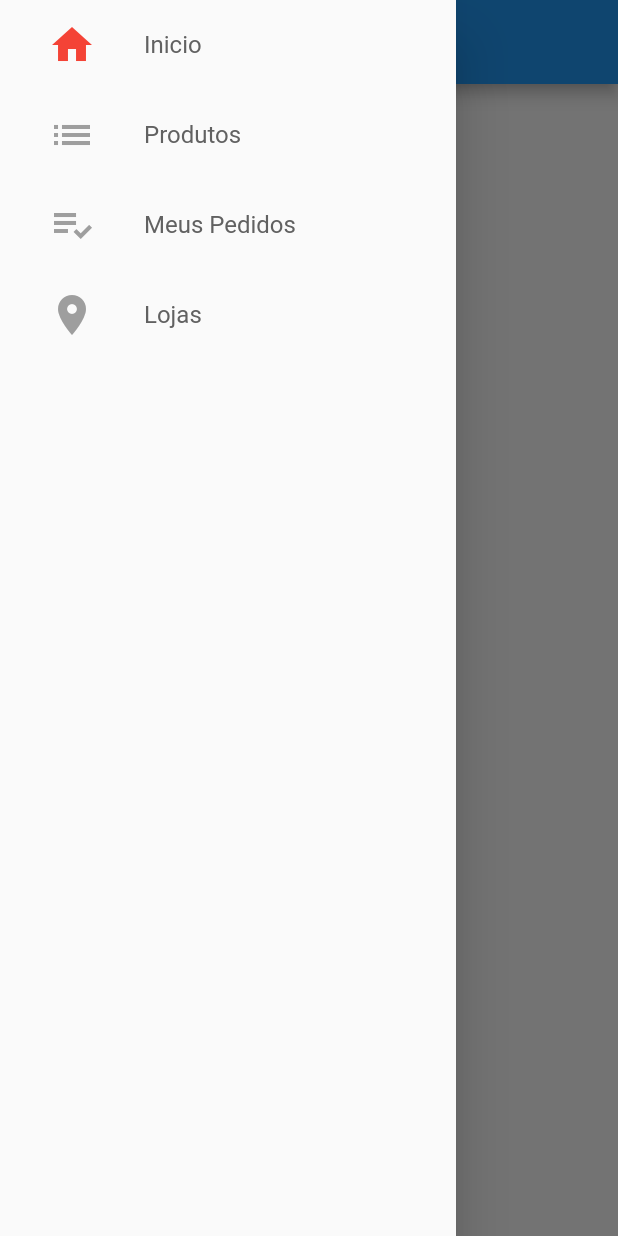
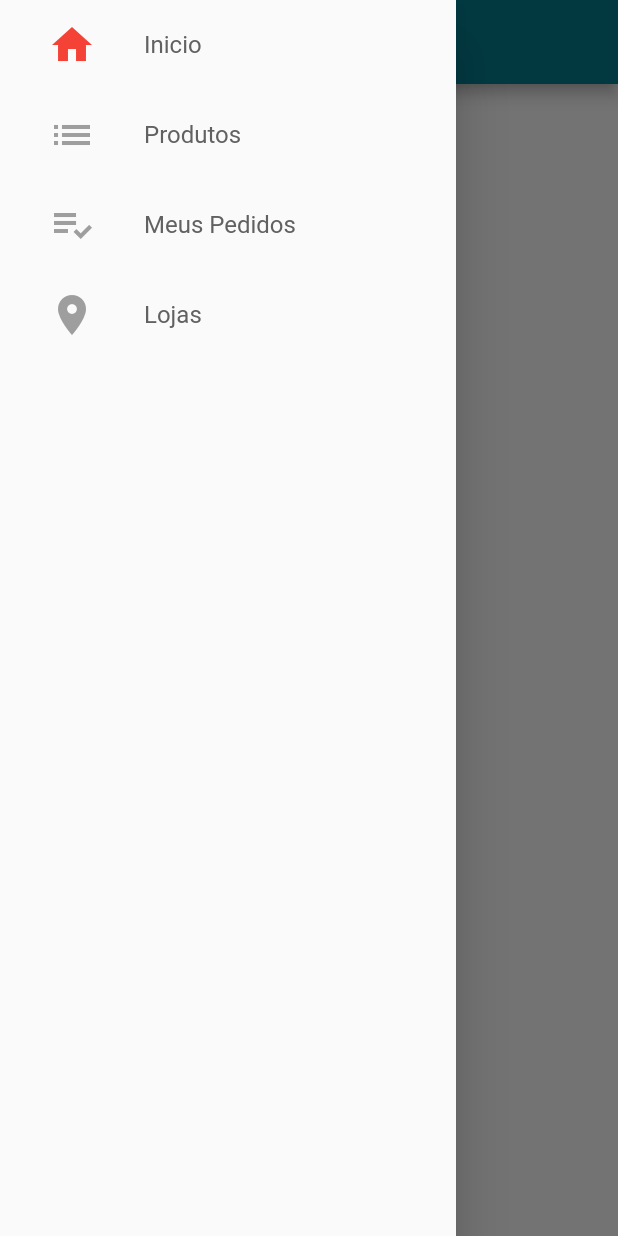
Before and after one commit to angolaw/lojavirtual, a Flutter app: the screen it shows after launch, with the side drawer open, on a phone screen of 412 x 824 dp. Run offline on Flutter 3.47's test engine with Material 2 defaults, Android fonts, the phone set to English and light mode, and no system bars.

Commit message:
add default color on ThemeData

```diff
--- a/lib/main.dart
+++ b/lib/main.dart
@@ -14,9 +14,7 @@ class MyApp extends StatelessWidget {
     return MaterialApp(
         title: 'Loja Virtual',
         debugShowCheckedModeBanner: false,
-        theme: ThemeData(
-          primarySwatch: Colors.blue,
-        ),
+        theme: ThemeData(primaryColor: const Color.fromARGB(255, 4, 125, 141)),
         home: BaseScreen());
   }
 }
--- a/lib/screens/base/base_screen.dart
+++ b/lib/screens/base/base_screen.dart
@@ -21,19 +21,23 @@ class BaseScreen extends StatelessWidget {
             ),
             drawer: CustomDrawer(),
           ),
-          Container(
-            color: Colors.red,
-            child: ElevatedButton(
-                onPressed: () {
-                  pageController.jumpToPage(1);
-                },
-                child: Text("Proximo")),
+          Scaffold(
+            appBar: AppBar(
+              title: Text("Home2"),
+            ),
+            drawer: CustomDrawer(),
           ),
-          Container(
-            color: Colors.yellow,
+          Scaffold(
+            appBar: AppBar(
+              title: Text("Home3"),
+            ),
+            drawer: CustomDrawer(),
           ),
-          Container(
-            color: Colors.green,
+          Scaffold(
+            appBar: AppBar(
+              title: Text("Home4"),
+            ),
+            drawer: CustomDrawer(),
           ),
         ],
       ),
```
